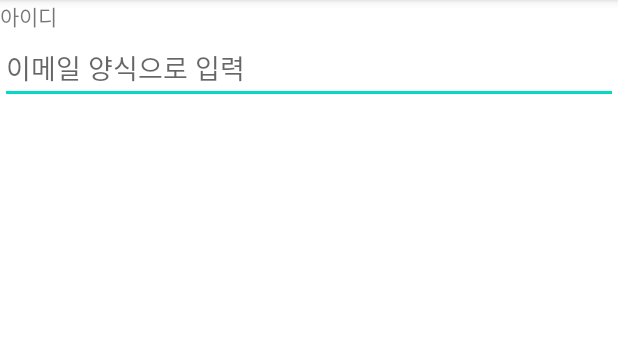
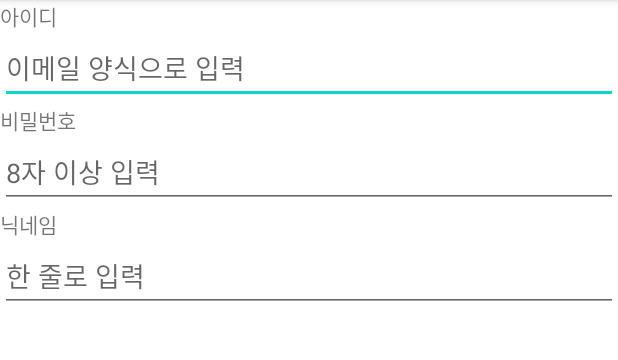
Before and after one commit to Tlovefree/SignupUIPractice_lovefree, an Android app: the screen it shows after launch (MainActivity), on a phone screen of 412 x 824 dp, the part 84-444 px from its top. Run offline under Robolectric (Android 15) with nearby library versions, the phone set to English and light mode, and no system bars.

Commit message:
Edittext체험

```diff
--- a/app/src/main/res/layout/activity_main.xml
+++ b/app/src/main/res/layout/activity_main.xml
@@ -18,4 +18,27 @@
         android:hint="이메일 양식으로 입력"
         android:inputType="textEmailAddress"/>
 
+    <TextView
+        android:layout_width="wrap_content"
+        android:layout_height="wrap_content"
+        android:text="비밀번호"/>
+
+    <EditText
+        android:layout_width="match_parent"
+        android:layout_height="wrap_content"
+        android:hint="8자 이상 입력"
+        android:inputType="textPassword"/>
+
+    <TextView
+        android:layout_width="wrap_content"
+        android:layout_height="wrap_content"
+        android:text="닉네임"/>
+
+    <EditText
+        android:layout_width="match_parent"
+        android:layout_height="wrap_content"
+        android:hint="한 줄로 입력"
+        android:singleLine="true"
+        android:imeOptions="actionGo"/>
+
 </LinearLayout>
```
